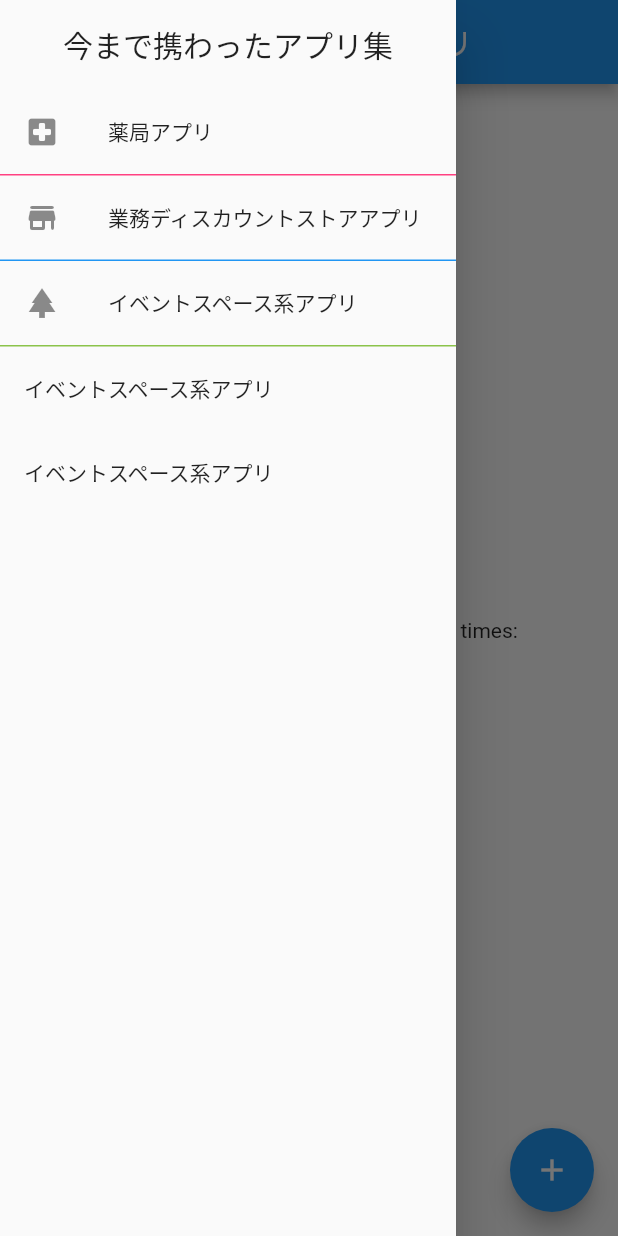
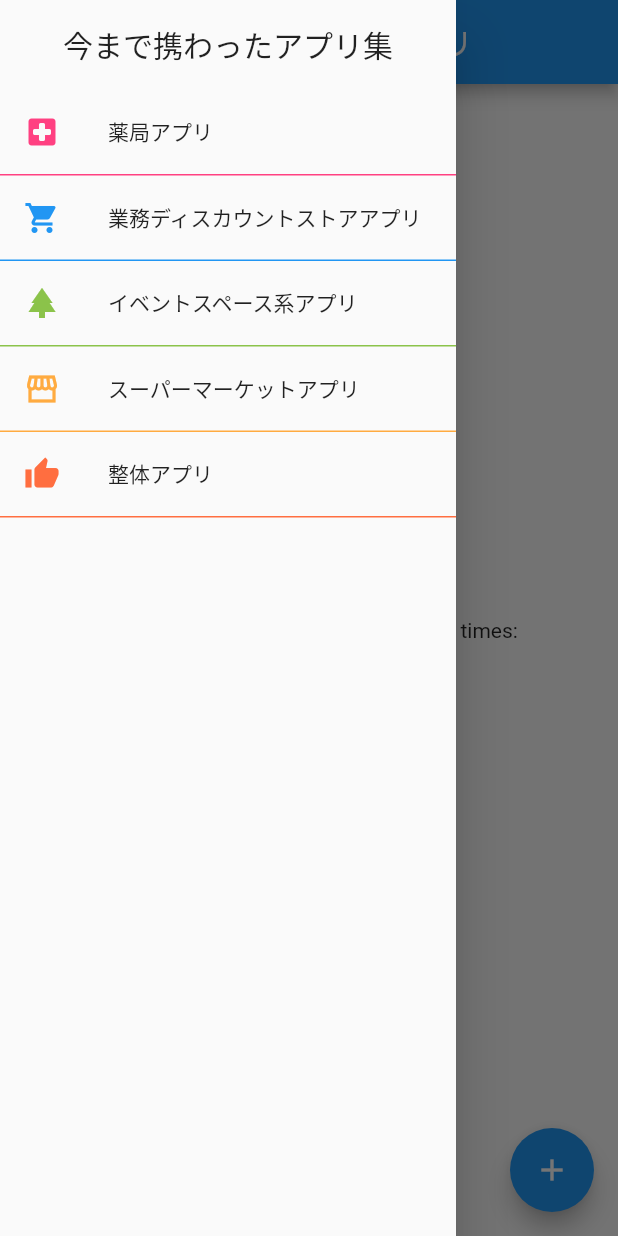
Before and after one commit to KYOHEI-jp/flutter_introduce_myself, a Flutter app: the screen it shows after launch, with the side drawer open, on a phone screen of 412 x 824 dp. Run offline on Flutter 3.47's test engine with Material 2 defaults, Android fonts, the phone set to English and light mode, and no system bars.

Commit message:
アプリ集

```diff
--- a/lib/main.dart
+++ b/lib/main.dart
@@ -59,15 +59,26 @@ class _MyHomePageState extends State<MyHomePage> {
                   ),
                 ),
                 child: ListTile(
-                  leading: Icon(Icons.local_hospital_rounded),
+                  leading: Icon(
+                    Icons.local_hospital_rounded,
+                    color: Colors.pinkAccent,
+                  ),
                   title: const Text("薬局アプリ"),
                   onTap: () {},
                 )),
             Container(
               decoration: const BoxDecoration(
-                  border: Border(bottom: BorderSide(color: Colors.blue))),
+                border: Border(
+                  bottom: BorderSide(
+                    color: Colors.blue,
+                  ),
+                ),
+              ),
               child: ListTile(
-                leading: Icon(Icons.store_mall_directory_rounded),
+                leading: Icon(
+                  Icons.local_grocery_store,
+                  color: Colors.blue,
+                ),
                 title: const Text("業務ディスカウントストアアプリ"),
                 onTap: () {},
               ),
@@ -76,18 +87,43 @@ class _MyHomePageState extends State<MyHomePage> {
               decoration: BoxDecoration(
                   border: Border(bottom: BorderSide(color: Colors.lightGreen))),
               child: ListTile(
-                leading: Icon(Icons.park),
+                leading: Icon(
+                  Icons.park,
+                  color: Colors.lightGreen,
+                ),
                 title: const Text("イベントスペース系アプリ"),
                 onTap: () {},
               ),
             ),
-            ListTile(
-              title: const Text("イベントスペース系アプリ"),
-              onTap: () {},
+            Container(
+              decoration: BoxDecoration(
+                border: Border(
+                  bottom: BorderSide(color: Colors.orangeAccent),
+                ),
+              ),
+              child: ListTile(
+                leading: Icon(
+                  Icons.storefront_sharp,
+                  color: Colors.orangeAccent,
+                ),
+                title: const Text("スーパーマーケットアプリ"),
+                onTap: () {},
+              ),
             ),
-            ListTile(
-              title: const Text("イベントスペース系アプリ"),
-              onTap: () {},
+            Container(
+              decoration: BoxDecoration(
+                border: Border(
+                  bottom: BorderSide(color: Colors.deepOrangeAccent),
+                ),
+              ),
+              child: ListTile(
+                leading: Icon(
+                  Icons.thumb_up,
+                  color: Colors.deepOrangeAccent,
+                ),
+                title: const Text("整体アプリ"),
+                onTap: () {},
+              ),
             ),
           ],
         ),
--- /dev/null
+++ b/lib/widgets/self_image_tile.dart
@@ -0,0 +1 @@
+// 自分の画像を載せる場所
```
